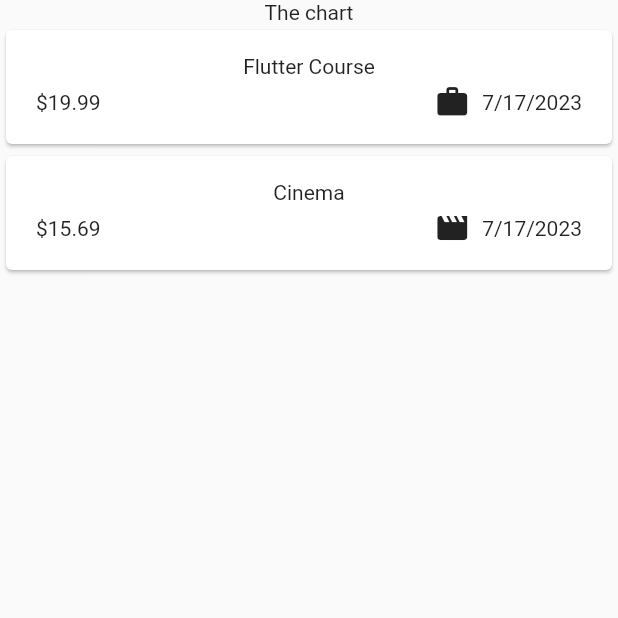
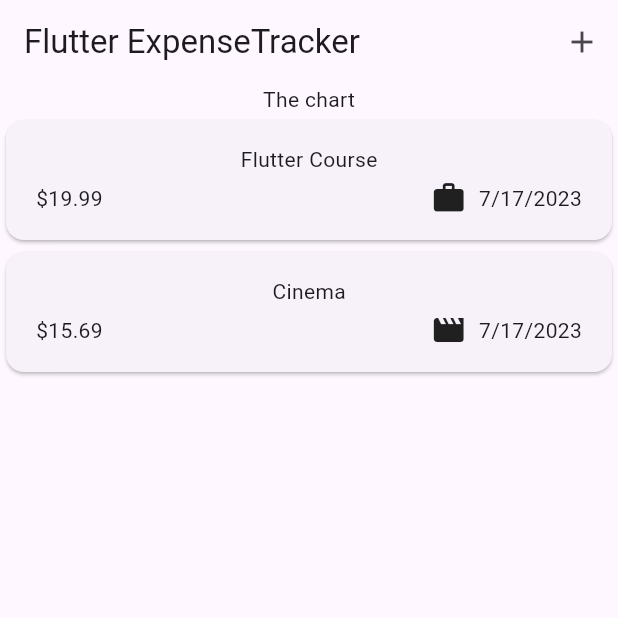
Before and after one commit to ThiagoFabiano/app-controle-de-gastos-Flutter, a Flutter app: the screen it shows after launch, on a phone screen of 412 x 824 dp, the top half of it. Run offline on Flutter 3.47's test engine with Material 2 defaults, Android fonts, the phone set to English and light mode, and no system bars.

Commit message:
feat: cria appBar

```diff
--- a/lib/main.dart
+++ b/lib/main.dart
@@ -3,8 +3,9 @@ import 'package:flutter/material.dart';
 
 void main() {
   runApp(
-    const MaterialApp(
-      home: Expenses()
+    MaterialApp(
+      theme: ThemeData(useMaterial3: true),
+      home: const Expenses()
     ),
   );
 }
--- a/lib/widgets/expenses.dart
+++ b/lib/widgets/expenses.dart
@@ -30,6 +30,15 @@ class _ExpensesState extends State<Expenses> {
   @override
   Widget build(BuildContext context) {
     return Scaffold(
+      appBar: AppBar(
+        title: const Text('Flutter ExpenseTracker'),
+        actions: [
+          IconButton(
+            onPressed:() {},
+            icon: const Icon(Icons.add),
+          ),
+        ],
+      ),
       body: Column(
         children: [
           Text('The chart'),
```
